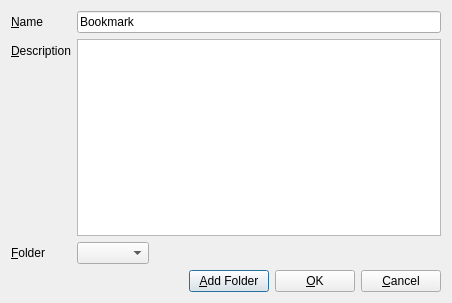
The window that src/lib/BookmarkInfoDialog.ui (KDE/marble) describes before a commit, drawn with Qt 5.
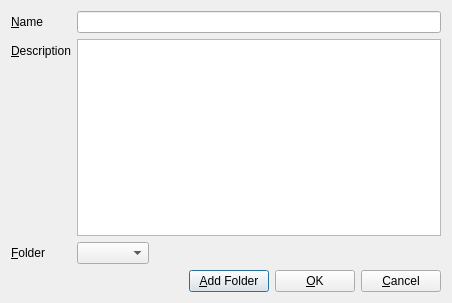
The same window after the commit.

Commit message: Bookmark Name suggestion added on the basis of distance and reverseGeocoding the coordinates

Diff of the .ui file:
```diff
--- a/src/lib/BookmarkInfoDialog.ui
+++ b/src/lib/BookmarkInfoDialog.ui
@@ -32,7 +32,7 @@
      <item row="0" column="1">
       <widget class="QLineEdit" name="name">
        <property name="text">
-        <string>Bookmark</string>
+        <string/>
        </property>
        <property name="cursorPosition">
         <number>0</number>
```
Left out of the diff: 8 changed lines with no effect on the pictures. The commit also changes 4 other files.
